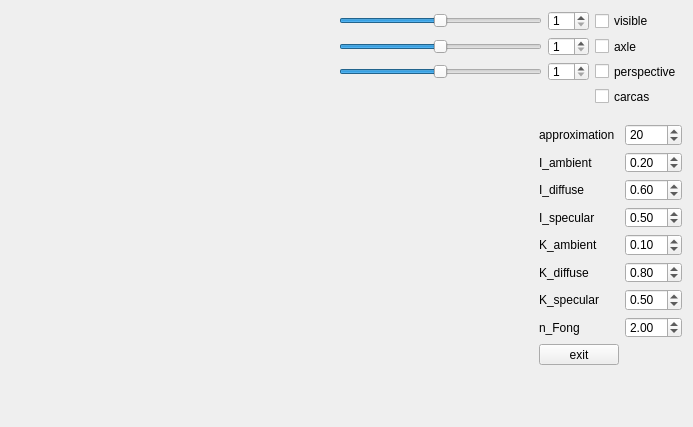
Siterina/ComputerGraphics_3_4, file frame.ui: the form before one commit.
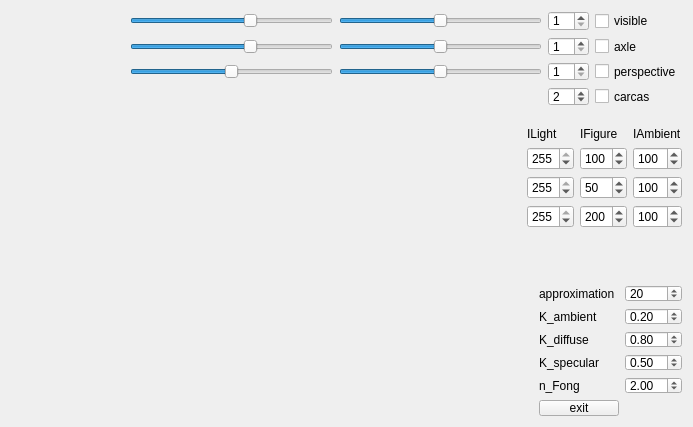
The form after the commit.

```diff
--- a/frame.ui
+++ b/frame.ui
@@ -38,34 +38,6 @@
        </property>
       </spacer>
      </item>
-     <item row="2" column="2">
-      <widget class="QSlider" name="zoom">
-       <property name="minimumSize">
-        <size>
-         <width>203</width>
-         <height>19</height>
-        </size>
-       </property>
-       <property name="maximumSize">
-        <size>
-         <width>203</width>
-         <height>19</height>
-        </size>
-       </property>
-       <property name="minimum">
-        <number>0</number>
-       </property>
-       <property name="maximum">
-        <number>200</number>
-       </property>
-       <property name="value">
-        <number>100</number>
-       </property>
-       <property name="orientation">
-        <enum>Qt::Horizontal</enum>
-       </property>
-      </widget>
-     </item>
      <item row="0" column="2">
       <widget class="QSlider" name="LeftRight">
        <property name="minimumSize">
@@ -91,6 +63,160 @@
        </property>
       </widget>
      </item>
+     <item row="0" column="5">
+      <widget class="QCheckBox" name="checkBox">
+       <property name="text">
+        <string>visible</string>
+       </property>
+      </widget>
+     </item>
+     <item row="0" column="4">
+      <widget class="QSpinBox" name="ScaleX">
+       <property name="minimum">
+        <number>1</number>
+       </property>
+      </widget>
+     </item>
+     <item row="1" column="1">
+      <widget class="QSlider" name="lightY">
+       <property name="minimumSize">
+        <size>
+         <width>203</width>
+         <height>19</height>
+        </size>
+       </property>
+       <property name="maximumSize">
+        <size>
+         <width>203</width>
+         <height>19</height>
+        </size>
+       </property>
+       <property name="minimum">
+        <number>-10</number>
+       </property>
+       <property name="maximum">
+        <number>10</number>
+       </property>
+       <property name="value">
+        <number>2</number>
+       </property>
+       <property name="orientation">
+        <enum>Qt::Horizontal</enum>
+       </property>
+      </widget>
+     </item>
+     <item row="0" column="1">
+      <widget class="QSlider" name="lightX">
+       <property name="minimumSize">
+        <size>
+         <width>203</width>
+         <height>19</height>
+        </size>
+       </property>
+       <property name="maximumSize">
+        <size>
+         <width>203</width>
+         <height>19</height>
+        </size>
+       </property>
+       <property name="minimum">
+        <number>-10</number>
+       </property>
+       <property name="maximum">
+        <number>10</number>
+       </property>
+       <property name="value">
+        <number>2</number>
+       </property>
+       <property name="orientation">
+        <enum>Qt::Horizontal</enum>
+       </property>
+      </widget>
+     </item>
+     <item row="2" column="1">
+      <widget class="QSlider" name="lightZ">
+       <property name="minimumSize">
+        <size>
+         <width>203</width>
+         <height>19</height>
+        </size>
+       </property>
+       <property name="maximumSize">
+        <size>
+         <width>203</width>
+         <height>19</height>
+        </size>
+       </property>
+       <property name="minimum">
+        <number>-10</number>
+       </property>
+       <property name="maximum">
+        <number>10</number>
+       </property>
+       <property name="pageStep">
+        <number>3</number>
+       </property>
+       <property name="orientation">
+        <enum>Qt::Horizontal</enum>
+       </property>
+      </widget>
+     </item>
+     <item row="1" column="2">
+      <widget class="QSlider" name="UpDown">
+       <property name="minimumSize">
+        <size>
+         <width>203</width>
+         <height>19</height>
+        </size>
+       </property>
+       <property name="maximumSize">
+        <size>
+         <width>203</width>
+         <height>19</height>
+        </size>
+       </property>
+       <property name="minimum">
+        <number>-100</number>
+       </property>
+       <property name="maximum">
+        <number>100</number>
+       </property>
+       <property name="orientation">
+        <enum>Qt::Horizontal</enum>
+       </property>
+      </widget>
+     </item>
+     <item row="2" column="2">
+      <widget class="QSlider" name="zoom">
+       <property name="minimumSize">
+        <size>
+         <width>203</width>
+         <height>19</height>
+        </size>
+       </property>
+       <property name="maximumSize">
+        <size>
+         <width>203</width>
+         <height>19</height>
+        </size>
+       </property>
+       <property name="minimum">
+        <number>0</number>
+       </property>
+       <property name="maximum">
+        <number>200</number>
+       </property>
+       <property name="singleStep">
+        <number>1</number>
+       </property>
+       <property name="value">
+        <number>100</number>
+       </property>
+       <property name="orientation">
+        <enum>Qt::Horizontal</enum>
+       </property>
+      </widget>
+     </item>
      <item row="1" column="4">
       <widget class="QSpinBox" name="ScaleY">
        <property name="minimum">
@@ -98,28 +224,17 @@
        </property>
       </widget>
      </item>
-     <item row="1" column="2">
-      <widget class="QSlider" name="UpDown">
-       <property name="minimumSize">
-        <size>
-         <width>203</width>
-         <height>19</height>
-        </size>
-       </property>
-       <property name="maximumSize">
-        <size>
-         <width>203</width>
-         <height>19</height>
-        </size>
-       </property>
+     <item row="2" column="4">
+      <widget class="QSpinBox" name="ScaleZ">
        <property name="minimum">
-        <number>-100</number>
+        <number>1</number>
        </property>
-       <property name="maximum">
-        <number>100</number>
-       </property>
-       <property name="orientation">
-        <enum>Qt::Horizontal</enum>
+      </widget>
+     </item>
+     <item row="3" column="4">
+      <widget class="QSpinBox" name="rFigure">
+       <property name="value">
+        <number>2</number>
        </property>
       </widget>
      </item>
@@ -130,13 +245,6 @@
        </property>
       </widget>
      </item>
-     <item row="2" column="4">
-      <widget class="QSpinBox" name="ScaleZ">
-       <property name="minimum">
-        <number>1</number>
-       </property>
-      </widget>
-     </item>
      <item row="2" column="5">
       <widget class="QCheckBox" name="perspectiveView">
        <property name="text">
@@ -144,20 +252,6 @@
        </property>
       </widget>
      </item>
-     <item row="0" column="5">
-      <widget class="QCheckBox" name="checkBox">
-       <property name="text">
-        <string>visible</string>
-       </property>
-      </widget>
-     </item>
-     <item row="0" column="4">
-      <widget class="QSpinBox" name="ScaleX">
-       <property name="minimum">
-        <number>1</number>
-       </property>
-      </widget>
-     </item>
      <item row="3" column="5">
       <widget class="QCheckBox" name="Carcas_visible">
        <property name="text">
@@ -167,7 +261,138 @@
      </item>
     </layout>
    </item>
-   <item row="3" column="1">
+   <item row="2" column="1">
+    <layout class="QGridLayout" name="gridLayout_3">
+     <item row="3" column="3">
+      <widget class="QSpinBox" name="IAmbientR">
+       <property name="maximum">
+        <number>255</number>
+       </property>
+       <property name="value">
+        <number>100</number>
+       </property>
+      </widget>
+     </item>
+     <item row="3" column="2">
+      <widget class="QSpinBox" name="IFigureR">
+       <property name="minimum">
+        <number>0</number>
+       </property>
+       <property name="maximum">
+        <number>255</number>
+       </property>
+       <property name="value">
+        <number>100</number>
+       </property>
+      </widget>
+     </item>
+     <item row="3" column="1">
+      <widget class="QSpinBox" name="ILightR">
+       <property name="maximum">
+        <number>255</number>
+       </property>
+       <property name="value">
+        <number>255</number>
+       </property>
+      </widget>
+     </item>
+     <item row="4" column="3">
+      <widget class="QSpinBox" name="IAmbientG">
+       <property name="maximum">
+        <number>255</number>
+       </property>
+       <property name="value">
+        <number>100</number>
+       </property>
+      </widget>
+     </item>
+     <item row="4" column="2">
+      <widget class="QSpinBox" name="IFigureG">
+       <property name="maximum">
+        <number>255</number>
+       </property>
+       <property name="value">
+        <number>50</number>
+       </property>
+      </widget>
+     </item>
+     <item row="4" column="1">
+      <widget class="QSpinBox" name="ILightG">
+       <property name="maximum">
+        <number>255</number>
+       </property>
+       <property name="value">
+        <number>255</number>
+       </property>
+      </widget>
+     </item>
+     <item row="5" column="1">
+      <widget class="QSpinBox" name="ILightB">
+       <property name="maximum">
+        <number>255</number>
+       </property>
+       <property name="value">
+        <number>255</number>
+       </property>
+      </widget>
+     </item>
+     <item row="5" column="2">
+      <widget class="QSpinBox" name="IFigureB">
+       <property name="maximum">
+        <number>255</number>
+       </property>
+       <property name="value">
+        <number>200</number>
+       </property>
+      </widget>
+     </item>
+     <item row="5" column="3">
+      <widget class="QSpinBox" name="IAmbientB">
+       <property name="maximum">
+        <number>255</number>
+       </property>
+       <property name="value">
+        <number>100</number>
+       </property>
+      </widget>
+     </item>
+     <item row="2" column="1">
+      <widget class="QLabel" name="label_2">
+       <property name="text">
+        <string>ILight</string>
+       </property>
+      </widget>
+     </item>
+     <item row="2" column="2">
+      <widget class="QLabel" name="label_3">
+       <property name="text">
+        <string>IFigure</string>
+       </property>
+      </widget>
+     </item>
+     <item row="2" column="3">
+      <widget class="QLabel" name="label_4">
+       <property name="text">
+        <string>IAmbient</string>
+       </property>
+      </widget>
+     </item>
+     <item row="3" column="0">
+      <spacer name="horizontalSpacer_4">
+       <property name="orientation">
+        <enum>Qt::Horizontal</enum>
+       </property>
+       <property name="sizeHint" stdset="0">
+        <size>
+         <width>40</width>
+         <height>20</height>
+        </size>
+       </property>
+      </spacer>
+     </item>
+    </layout>
+   </item>
+   <item row="5" column="1">
     <spacer name="horizontalSpacer_2">
      <property name="orientation">
       <enum>Qt::Horizontal</enum>
@@ -180,9 +405,9 @@
      </property>
     </spacer>
    </item>
-   <item row="2" column="1">
+   <item row="7" column="1">
     <layout class="QGridLayout" name="gridLayout">
-     <item row="4" column="2">
+     <item row="1" column="2">
       <widget class="QDoubleSpinBox" name="ka">
        <property name="maximum">
         <double>1.000000000000000</double>
@@ -191,7 +416,7 @@
         <double>0.100000000000000</double>
        </property>
        <property name="value">
-        <double>0.100000000000000</double>
+        <double>0.200000000000000</double>
        </property>
       </widget>
      </item>
@@ -228,61 +453,28 @@
        </property>
       </widget>
      </item>
-     <item row="1" column="2">
-      <widget class="QDoubleSpinBox" name="ia">
-       <property name="maximum">
-        <double>1.000000000000000</double>
-       </property>
-       <property name="singleStep">
-        <double>0.100000000000000</double>
-       </property>
-       <property name="value">
-        <double>0.200000000000000</double>
-       </property>
-      </widget>
-     </item>
-     <item row="2" column="2">
-      <widget class="QDoubleSpinBox" name="id">
-       <property name="maximum">
-        <double>1.000000000000000</double>
-       </property>
-       <property name="singleStep">
-        <double>0.100000000000000</double>
-       </property>
-       <property name="value">
-        <double>0.600000000000000</double>
-       </property>
-      </widget>
-     </item>
-     <item row="3" column="1">
-      <widget class="QLabel" name="label_4">
-       <property name="text">
-        <string>I_specular</string>
-       </property>
-      </widget>
-     </item>
-     <item row="4" column="1">
+     <item row="1" column="1">
       <widget class="QLabel" name="label_5">
        <property name="text">
         <string>K_ambient</string>
        </property>
       </widget>
      </item>
-     <item row="5" column="1">
+     <item row="2" column="1">
       <widget class="QLabel" name="label_6">
        <property name="text">
         <string>K_diffuse</string>
        </property>
       </widget>
      </item>
-     <item row="6" column="1">
+     <item row="3" column="1">
       <widget class="QLabel" name="label_7">
        <property name="text">
         <string>K_specular</string>
        </property>
       </widget>
      </item>
-     <item row="8" column="1">
+     <item row="5" column="1">
       <widget class="QPushButton" name="exitButton">
        <property name="text">
         <string>exit</string>
@@ -290,26 +482,6 @@
       </widget>
      </item>
      <item row="3" column="2">
-      <widget class="QDoubleSpinBox" name="is">
-       <property name="maximum">
-        <double>1.000000000000000</double>
-       </property>
-       <property name="singleStep">
-        <double>0.100000000000000</double>
-       </property>
-       <property name="value">
-        <double>0.500000000000000</double>
-       </property>
-      </widget>
-     </item>
-     <item row="1" column="1">
-      <widget class="QLabel" name="label_2">
-       <property name="text">
-        <string>I_ambient</string>
-       </property>
-      </widget>
-     </item>
-     <item row="6" column="2">
       <widget class="QDoubleSpinBox" name="ks">
        <property name="maximum">
         <double>1.000000000000000</double>
@@ -322,14 +494,7 @@
        </property>
       </widget>
      </item>
-     <item row="2" column="1">
-      <widget class="QLabel" name="label_3">
-       <property name="text">
-        <string>I_diffuse</string>
-       </property>
-      </widget>
-     </item>
-     <item row="5" column="2">
+     <item row="2" column="2">
       <widget class="QDoubleSpinBox" name="kd">
        <property name="maximum">
         <double>1.000000000000000</double>
@@ -342,7 +507,7 @@
        </property>
       </widget>
      </item>
-     <item row="7" column="2">
+     <item row="4" column="2">
       <widget class="QDoubleSpinBox" name="fong">
        <property name="minimum">
         <double>1.000000000000000</double>
@@ -355,7 +520,7 @@
        </property>
       </widget>
      </item>
-     <item row="7" column="1">
+     <item row="4" column="1">
       <widget class="QLabel" name="label_8">
        <property name="text">
         <string>n_Fong</string>
```
